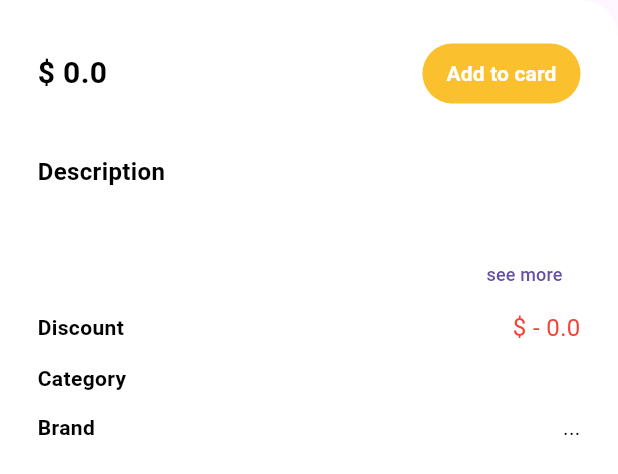
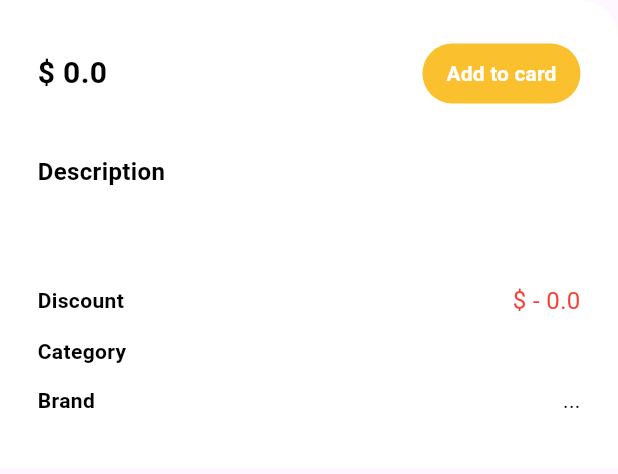
Before and after one commit to ahmedalnagdy18/ecommerce_app, a Flutter app: the CardProuductWidget widget shown alone on an empty page, opened directly with empty values, on a phone screen of 412 x 824 dp. Shown: the top 474 px of the screen. Run offline on Flutter 3.47's test engine with Material 3 defaults, Android fonts, the phone set to English and light mode, and no system bars; our stand-ins replace dots_indicator, flutter_bloc, get_it, readmore, widget_and_text_animator; missing offline and left inert: custom_line_indicator_bottom_navbar; network calls fail.

Commit message:
update card of product

```diff
--- a/lib/features/game/presentation/cubits/game_cubit.dart
+++ b/lib/features/game/presentation/cubits/game_cubit.dart
@@ -42,19 +42,12 @@ class GameCubit extends Cubit<GameState> {
       if (state is TasksLoad) {
         final currentState = state as TasksLoad;
         final now = DateTime.now();
-
         final updatedTasks = currentState.unAssigned
             .where((task) => task.endTime.isAfter(now))
             .toList();
-
-        final expiredTasks = currentState.unAssigned
-            .where((task) => task.endTime.isBefore(now))
-            .toList();
-
-        for (var task in expiredTasks) {
-          task.endTime = now.add(Duration(seconds: task.duration));
+        if (updatedTasks.isEmpty && currentState.assignedTask == null) {
+          timer.cancel();
         }
-
         emit(TasksLoad(
           completetasks: currentState.completetasks,
           unAssigned: updatedTasks,
--- a/lib/features/home/presentation/widgets/card_product_body.dart
+++ b/lib/features/home/presentation/widgets/card_product_body.dart
@@ -1,6 +1,7 @@
 import 'package:flutter/material.dart';
 import 'package:flutter_application_test/core/common/button_widget.dart';
 import 'package:flutter_application_test/core/common/text_theme.dart';
+import 'package:readmore/readmore.dart';
 
 class CardProuductWidget extends StatefulWidget {
   const CardProuductWidget(
@@ -21,7 +22,6 @@ class CardProuductWidget extends StatefulWidget {
 }
 
 class _CardProuductWidgetState extends State<CardProuductWidget> {
-  bool isExpanded = false;
   @override
   Widget build(BuildContext context) {
     return Container(
@@ -54,26 +54,24 @@ class _CardProuductWidgetState extends State<CardProuductWidget> {
               style: TextAppTheme.descriptionText,
             ),
             const SizedBox(height: 12),
-            MainTextWidget(
-              text: widget.descriptionText,
-              maxLines: isExpanded ? null : 3,
-              overflow:
-                  isExpanded ? TextOverflow.visible : TextOverflow.ellipsis,
-            ),
-            Container(
-              alignment: Alignment.bottomRight,
-              child: TextButton(
-                child: Text(
-                  isExpanded ? 'see less' : 'see more',
-                  style: const TextStyle(fontSize: 12),
-                ),
-                onPressed: () {
-                  setState(() {
-                    isExpanded = !isExpanded;
-                  });
-                },
+            ReadMoreText(
+              widget.descriptionText,
+              trimLines: 3,
+              trimMode: TrimMode.Line,
+              style: const TextStyle(
+                color: Colors.black,
+                fontSize: 14,
+              ),
+              lessStyle: const TextStyle(
+                color: Colors.red,
+                fontSize: 14,
+              ),
+              moreStyle: const TextStyle(
+                color: Colors.red,
+                fontSize: 14,
               ),
             ),
+            const SizedBox(height: 30),
             Row(
               mainAxisAlignment: MainAxisAlignment.spaceBetween,
               children: [
--- a/pubspec.yaml
+++ b/pubspec.yaml
@@ -38,6 +38,7 @@ dependencies:
   flutter_corner_banner: ^1.0.1
   get_it: ^7.7.0
   http: ^1.2.2
+  readmore: ^3.0.0
   widget_and_text_animator: ^1.1.5
 
 dev_dependencies:
```
Also changed, not shown: pubspec.lock.
